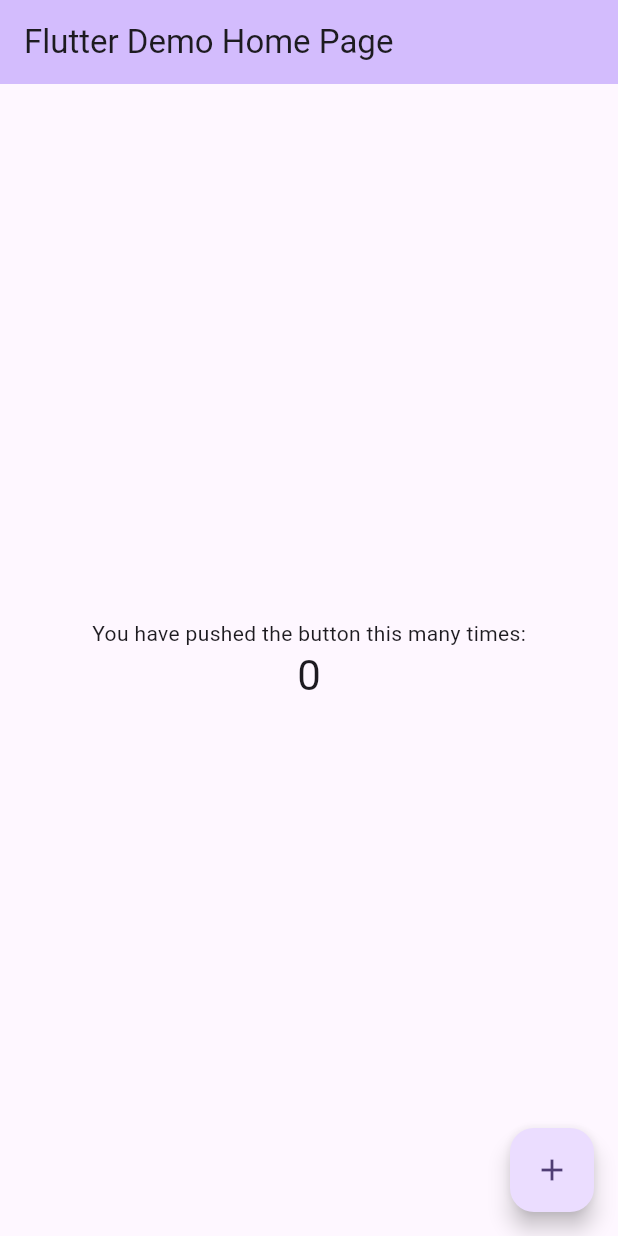
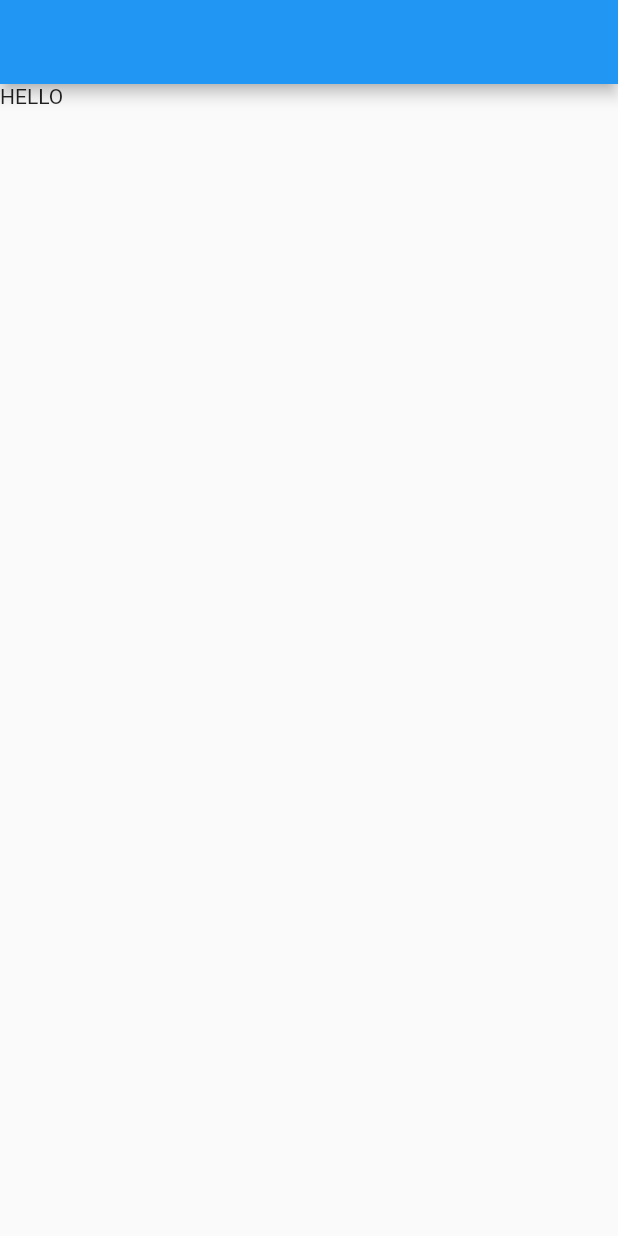
Before and after one commit to florianpoteau/App-reseau-musculation-mobile, a Flutter app: the screen it shows after launch, on a phone screen of 412 x 824 dp. Run offline on Flutter 3.47's test engine with Material 2 defaults, Android fonts, the light colour scheme and no system bars.

Commit message:
feat(mise en place de l'application)

```diff
--- a/lib/main.dart
+++ b/lib/main.dart
@@ -1,125 +1,17 @@
 import 'package:flutter/material.dart';
+import 'package:renconsport/screen/homepage/homepage.dart';
 
 void main() {
-  runApp(const MyApp());
+  runApp(MyApp());
 }
 
 class MyApp extends StatelessWidget {
-  const MyApp({super.key});
-
-  // This widget is the root of your application.
   @override
   Widget build(BuildContext context) {
     return MaterialApp(
-      title: 'Flutter Demo',
-      theme: ThemeData(
-        // This is the theme of your application.
-        //
-        // TRY THIS: Try running your application with "flutter run". You'll see
-        // the application has a blue toolbar. Then, without quitting the app,
-        // try changing the seedColor in the colorScheme below to Colors.green
-        // and then invoke "hot reload" (save your changes or press the "hot
-        // reload" button in a Flutter-supported IDE, or press "r" if you used
-        // the command line to start the app).
-        //
-        // Notice that the counter didn't reset back to zero; the application
-        // state is not lost during the reload. To reset the state, use hot
-        // restart instead.
-        //
-        // This works for code too, not just values: Most code changes can be
-        // tested with just a hot reload.
-        colorScheme: ColorScheme.fromSeed(seedColor: Colors.deepPurple),
-        useMaterial3: true,
-      ),
-      home: const MyHomePage(title: 'Flutter Demo Home Page'),
+      title: "Search Game",
+      home: HomePage(),
+      // theme: CustomTheme.defaultTheme
     );
   }
 }
-
-class MyHomePage extends StatefulWidget {
-  const MyHomePage({super.key, required this.title});
-
-  // This widget is the home page of your application. It is stateful, meaning
-  // that it has a State object (defined below) that contains fields that affect
-  // how it looks.
-
-  // This class is the configuration for the state. It holds the values (in this
-  // case the title) provided by the parent (in this case the App widget) and
-  // used by the build method of the State. Fields in a Widget subclass are
-  // always marked "final".
-
-  final String title;
-
-  @override
-  State<MyHomePage> createState() => _MyHomePageState();
-}
-
-class _MyHomePageState extends State<MyHomePage> {
-  int _counter = 0;
-
-  void _incrementCounter() {
-    setState(() {
-      // This call to setState tells the Flutter framework that something has
-      // changed in this State, which causes it to rerun the build method below
-      // so that the display can reflect the updated values. If we changed
-      // _counter without calling setState(), then the build method would not be
-      // called again, and so nothing would appear to happen.
-      _counter++;
-    });
-  }
-
-  @override
-  Widget build(BuildContext context) {
-    // This method is rerun every time setState is called, for instance as done
-    // by the _incrementCounter method above.
-    //
-    // The Flutter framework has been optimized to make rerunning build methods
-    // fast, so that you can just rebuild anything that needs updating rather
-    // than having to individually change instances of widgets.
-    return Scaffold(
-      appBar: AppBar(
-        // TRY THIS: Try changing the color here to a specific color (to
-        // Colors.amber, perhaps?) and trigger a hot reload to see the AppBar
-        // change color while the other colors stay the same.
-        backgroundColor: Theme.of(context).colorScheme.inversePrimary,
-        // Here we take the value from the MyHomePage object that was created by
-        // the App.build method, and use it to set our appbar title.
-        title: Text(widget.title),
-      ),
-      body: Center(
-        // Center is a layout widget. It takes a single child and positions it
-        // in the middle of the parent.
-        child: Column(
-          // Column is also a layout widget. It takes a list of children and
-          // arranges them vertically. By default, it sizes itself to fit its
-          // children horizontally, and tries to be as tall as its parent.
-          //
-          // Column has various properties to control how it sizes itself and
-          // how it positions its children. Here we use mainAxisAlignment to
-          // center the children vertically; the main axis here is the vertical
-          // axis because Columns are vertical (the cross axis would be
-          // horizontal).
-          //
-          // TRY THIS: Invoke "debug painting" (choose the "Toggle Debug Paint"
-          // action in the IDE, or press "p" in the console), to see the
-          // wireframe for each widget.
-          mainAxisAlignment: MainAxisAlignment.center,
-          children: <Widget>[
-            const Text(
-              'You have pushed the button this many times:',
-            ),
-            Text(
-              '$_counter',
-              style: Theme.of(context).textTheme.headlineMedium,
-            ),
-          ],
-        ),
-      ),
-      floatingActionButton: FloatingActionButton(
-        onPressed: _incrementCounter,
-        tooltip: 'Increment',
-        child: const Icon(Icons.add),
-      ), // This trailing comma makes auto-formatting nicer for build methods.
-    );
-  }
-}
--- /dev/null
+++ b/lib/screen/homepage/homepage.dart
@@ -0,0 +1,27 @@
+import 'package:flutter/material.dart';
+
+class HomePage extends StatefulWidget {
+  const HomePage({Key? key}) : super(key: key);
+
+  @override
+  State<HomePage> createState() => _HomePageState();
+}
+
+class _HomePageState extends State<HomePage> {
+  @override
+  Widget build(BuildContext context) {
+    return Scaffold(
+        appBar: AppBar(
+          centerTitle: true,
+        ),
+        body: SingleChildScrollView(
+            child: Container(
+          width: MediaQuery.of(context).size.width,
+          child: Column(
+            crossAxisAlignment: CrossAxisAlignment.start,
+            mainAxisAlignment: MainAxisAlignment.start,
+            children: [Text("HELLO")],
+          ),
+        )));
+  }
+}
```
